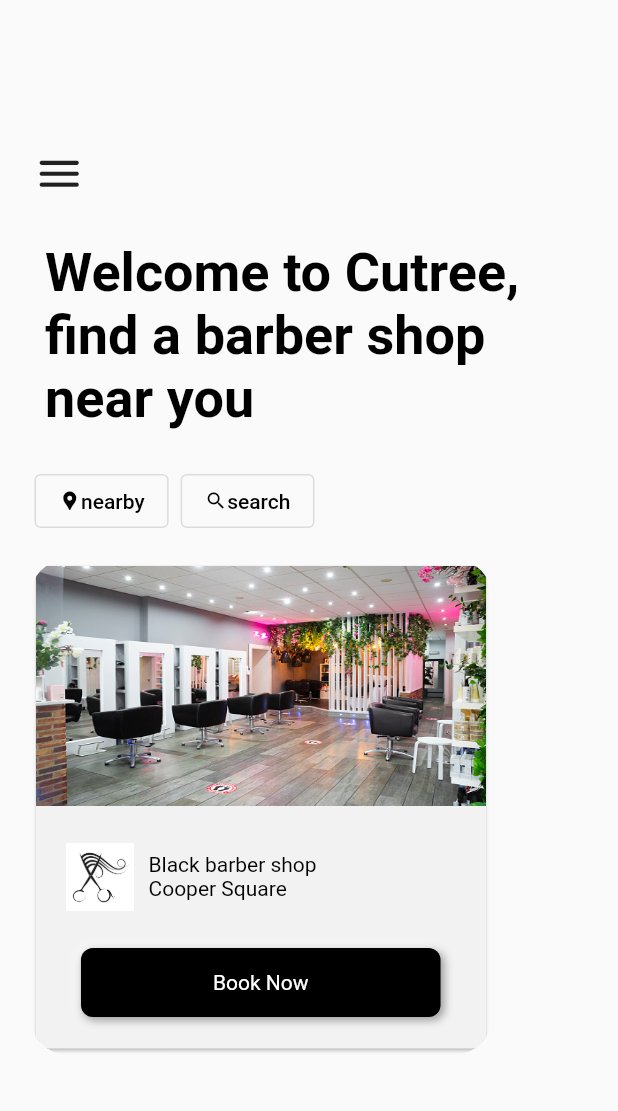
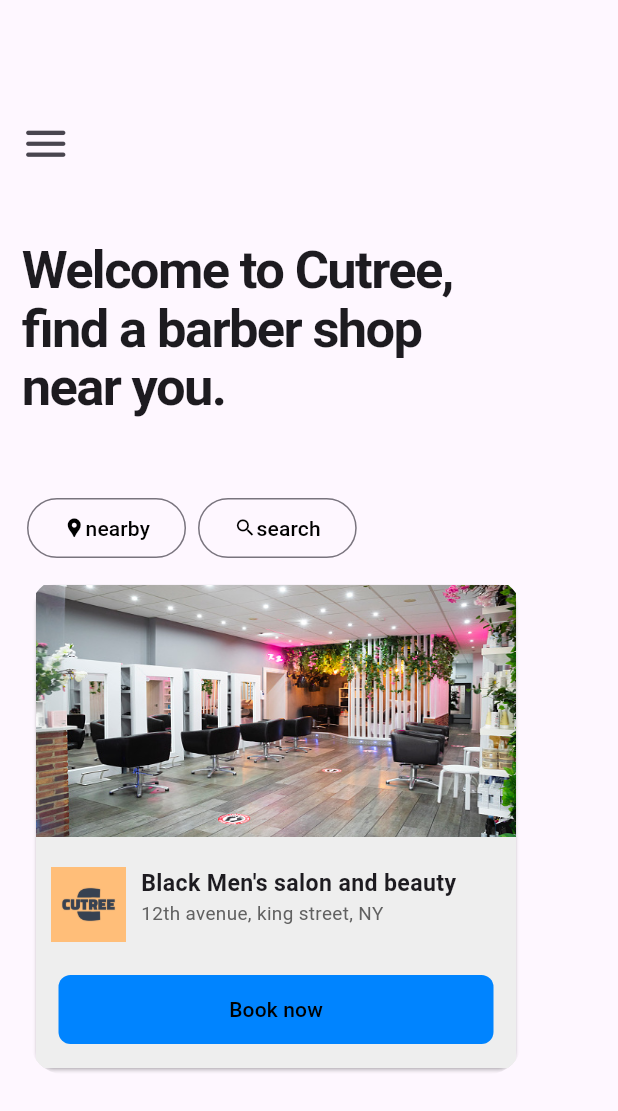
Before and after one commit to SpaceKnightCode/cutree, a Flutter app: the Dashboard screen opened directly, on a phone screen of 412 x 824 dp. Shown: the top 1111 px of the screen. Run offline on Flutter 3.47's test engine with Material 2 defaults, Android fonts, the phone set to English and light mode, and no system bars; drawn by our look-alikes of flutter_neumorphic; our stand-ins replace cloud_firestore, firebase_auth, firebase_core, fluttertoast, google_fonts; missing offline and left inert: dart:js; accounts and stored records are empty; Roboto replaces fonts that are missing (Actor).

Commit message:
fourth commit

```diff
--- a/lib/homepage.dart
+++ b/lib/homepage.dart
@@ -2,10 +2,17 @@ import 'package:cutree/colors/darkmode_colors.dart';
 import 'package:cutree/colors/lightmode_colors.dart';
 import 'package:cutree/login_screen.dart';
 import 'package:cutree/services_page.dart';
+import 'package:cutree/views/salon_card.dart';
 import 'package:firebase_auth/firebase_auth.dart';
 import 'package:flutter/material.dart';
 import 'package:flutter/scheduler.dart';
-import 'package:flutter_neumorphic/flutter_neumorphic.dart';
+
+import 'package:flutter/material.dart' show MaterialApp, ThemeData;
+import 'package:flutter/material.dart'
+    show
+        Colors; // Add this line as well if you want to use the default Material3 color palette.
+import 'package:flutter/material.dart' show useMaterial3;
+import 'package:google_fonts/google_fonts.dart';
 
 class CutreeApp extends StatelessWidget {
   const CutreeApp({super.key});
@@ -15,6 +22,7 @@ class CutreeApp extends StatelessWidget {
     return MaterialApp(
       title: 'Home Screen',
       theme: ThemeData(useMaterial3: true),
+      darkTheme: ThemeData.dark(useMaterial3: true),
       home: const Dashboard(),
     );
   }
@@ -73,40 +81,54 @@ class _DashboardState extends State<Dashboard> {
         ),
       ),
       body: Padding(
-        padding: const EdgeInsets.fromLTRB(0, 90, 0, 8),
+        padding: const EdgeInsets.fromLTRB(0, 70, 0, 0),
+        child: SingleChildScrollView(
+          physics: BouncingScrollPhysics(),
           child: Column(
             crossAxisAlignment: CrossAxisAlignment.start,
             children: [
               Padding(
-              padding: const EdgeInsets.only(left: 14.0),
+                padding: const EdgeInsets.only(left: 5.0),
                 child: IconButton(
                   onPressed: () {},
                   icon: Icon(Icons.menu_rounded),
                   iconSize: 35,
                 ),
               ),
+              SizedBox(
+                height: 40,
+              ),
               Container(
-              padding: const EdgeInsets.only(left: 30, top: 20, right: 30),
-              child:
-                  const Text('Welcome to Cutree, find a barber shop near you',
-                      style: TextStyle(
-                        color: Colors.black,
+                padding: const EdgeInsets.only(
+                  left: 15,
+                ),
+                child: Row(
+                  children: [
+                    Container(
+                      width: 300,
+                      child: Text(
+                        'Welcome to Cutree, find a barber shop near you.',
+                        style: GoogleFonts.roboto(
                             fontWeight: FontWeight.bold,
-                        fontSize: 18,
-                        wordSpacing: 0.1,
+                            letterSpacing: -1.1,
+                            height: 1.1),
+                        textScaleFactor: 2.5,
                       ),
-                      textScaleFactor: 2),
                     ),
-            const SizedBox(height: 8),
+                  ],
+                ),
+              ),
+              const SizedBox(height: 40),
               Padding(
-              padding: const EdgeInsets.all(15.0),
+                padding: const EdgeInsets.all(10.0),
                 child: Row(
                   children: [
                     Padding(
                       padding: EdgeInsets.symmetric(horizontal: 8.0),
                       child: OutlinedButton(
                         style: const ButtonStyle(
-                        foregroundColor: MaterialStatePropertyAll(Colors.black),
+                          foregroundColor:
+                              MaterialStatePropertyAll(Colors.black),
                           iconSize: MaterialStatePropertyAll(15),
                         ),
                         onPressed: () {},
@@ -135,84 +157,14 @@ class _DashboardState extends State<Dashboard> {
                   scrollDirection: Axis.horizontal,
                   itemCount: images.length,
                   itemBuilder: (context, index) {
-                  return ClipRRect(
-                    borderRadius: BorderRadius.circular(25),
-                    child: Card(
-                      color: LightmodeColors.foreground,
-                      child: Column(
-                          crossAxisAlignment: CrossAxisAlignment.start,
-                          children: [
-                            Container(
-                              width: 300,
-                              height: 160,
-                              child: FittedBox(
-                                child: Image.asset(
-                                    'assets/images/salon_images/salon_1.jpg'),
-                                fit: BoxFit.fill,
-                              ),
-                            ),
-                            SizedBox(
-                              height: 25,
-                            ),
-                            Padding(
-                              padding:
-                                  const EdgeInsets.symmetric(horizontal: 20),
-                              child: Row(
-                                children: [
-                                  SizedBox(
-                                    height: 45,
-                                    child: Image.asset(
-                                        "assets/images/haircut.png"),
-                                  ),
-                                  Padding(
-                                    padding: const EdgeInsets.symmetric(
-                                        horizontal: 10),
-                                    child: Column(
-                                      children: const [
-                                        Text("Black barber shop\nCooper Square",
-                                            style:
-                                                TextStyle(color: Colors.black)),
-                                      ],
-                                    ),
-                                  )
-                                ],
-                              ),
-                            ),
-                            SizedBox(
-                              height: 25,
-                            ),
-                            Center(
-                              widthFactor: 1.25,
-                              child: NeumorphicButton(
-                                style: NeumorphicStyle(color: Colors.black),
-                                child: Container(
-                                    padding: EdgeInsets.symmetric(
-                                        horizontal: 70, vertical: 5),
-                                    child: const Text(
-                                      "Book Now",
-                                      style: TextStyle(color: Colors.white),
-                                    )),
-                                onPressed: () {
-                                  Navigator.push(
-                                      context,
-                                      (MaterialPageRoute(builder: (context) {
-                                        return const Booking();
-                                      })));
-                                },
-                              ),
-                            ),
-                            SizedBox(
-                              height: 10,
-                            ),
-                          ]),
-                    ),
-                  );
+                    return SalonCard();
                   },
                 ),
               ),
             ],
           ),
         ),
+      ),
     );
   }
 }
--- a/lib/services_page.dart
+++ b/lib/services_page.dart
@@ -1,3 +1,4 @@
+import 'package:cutree/homepage.dart';
 import 'package:cutree/main.dart';
 import 'package:flutter/material.dart';
 import 'package:flutter_neumorphic/flutter_neumorphic.dart';
@@ -24,7 +25,10 @@ class Booking extends StatelessWidget {
                   style: TextStyle(color: Colors.black))),
           actions: [
             IconButton(
-                onPressed: () => Navigator.pop(context),
+                onPressed: () => Navigator.popUntil(
+                      context,
+                      ModalRoute.withName('/'),
+                    ),
                 icon: Icon(Icons.close_rounded)),
           ],
         ),
--- /dev/null
+++ b/lib/views/salon_card.dart
@@ -0,0 +1,135 @@
+import 'package:cutree/professionals_page.dart';
+import 'package:cutree/services_page.dart';
+import 'package:flutter/material.dart';
+import 'package:google_fonts/google_fonts.dart';
+
+class SalonCard extends StatefulWidget {
+  const SalonCard({super.key});
+
+  @override
+  State<SalonCard> createState() => _SalonCardState();
+}
+
+class _SalonCardState extends State<SalonCard> {
+  @override
+  Widget build(BuildContext context) {
+    return ClipRRect(
+      borderRadius: BorderRadiusDirectional.circular(22),
+      child: Card(
+        child: Container(
+          color: Colors.grey.shade200,
+          height: 300,
+          width: 320,
+          child: Column(
+            children: [
+              Container(
+                child: Align(
+                  alignment: Alignment.topCenter,
+                  child: Row(
+                    children: [
+                      Expanded(
+                        child: AspectRatio(
+                          aspectRatio: 4 / 2.1,
+                          child: ClipRRect(
+                            child: Image.asset(
+                              'assets/images/salon_images/salon_1.jpg',
+                              fit: BoxFit.fill,
+                            ),
+                          ),
+                        ),
+                      ),
+                    ],
+                  ),
+                ),
+              ),
+              SizedBox(
+                height: 10,
+              ),
+              Container(
+                height: 60,
+                padding: EdgeInsets.symmetric(horizontal: 10),
+                child: Row(
+                    crossAxisAlignment: CrossAxisAlignment.start,
+                    children: [
+                      Container(
+                        padding: EdgeInsets.only(right: 10, top: 10),
+                        height: 60,
+                        child: Image.asset('assets/images/logo/logo-color.png'),
+                      ),
+                      Container(
+                        padding: EdgeInsets.only(top: 10),
+                        width: 230,
+                        child: SingleChildScrollView(
+                          physics: BouncingScrollPhysics(),
+                          child: Column(
+                            crossAxisAlignment: CrossAxisAlignment.start,
+                            mainAxisAlignment: MainAxisAlignment.start,
+                            children: [
+                              Text(
+                                'Black Men\'s salon and beauty',
+                                textScaleFactor: 1.1,
+                                style: GoogleFonts.aBeeZee(
+                                    fontWeight: FontWeight.bold),
+                              ),
+                              Text(
+                                '12th avenue, king street, NY',
+                                textScaleFactor: 0.9,
+                                style: GoogleFonts.actor(
+                                    textStyle:
+                                        TextStyle(color: Colors.grey.shade700)),
+                              ),
+                            ],
+                          ),
+                        ),
+                      ),
+                    ]),
+              ),
+              SizedBox(
+                height: 10,
+              ),
+              Container(
+                height: 70,
+                padding: EdgeInsets.symmetric(horizontal: 15),
+                child: Row(
+                  children: [
+                    Expanded(
+                      child: TextButton(
+                        onPressed: () {
+                          Navigator.push(
+                            context,
+                            MaterialPageRoute(
+                                builder: (context) => Professionals(
+                                      shopID: "shop1",
+                                    )),
+                          );
+                        },
+                        style: ButtonStyle(
+                          overlayColor:
+                              MaterialStatePropertyAll(Colors.white10),
+                          foregroundColor:
+                              MaterialStatePropertyAll(Colors.black),
+                          backgroundColor: MaterialStatePropertyAll(
+                            Color.fromRGBO(0, 132, 255, 1),
+                          ),
+                          shape: MaterialStatePropertyAll(
+                            RoundedRectangleBorder(
+                              borderRadius: BorderRadius.circular(8),
+                            ),
+                          ),
+                        ),
+                        child: Container(
+                          padding: const EdgeInsets.symmetric(vertical: 5),
+                          child: const Text("Book now"),
+                        ),
+                      ),
+                    ),
+                  ],
+                ),
+              )
+            ],
+          ),
+        ),
+      ),
+    );
+  }
+}
--- a/pubspec.yaml
+++ b/pubspec.yaml
@@ -17,7 +17,8 @@ dependencies:
   google_fonts:
   provider:
   fluttertoast:
-
+  modal_bottom_sheet:
+  we_slide:
 
 dev_dependencies:
   flutter_test:
```
Also changed, not shown: lib/create_appointments.dart (added, +16 -0 lines), lib/main.dart (+14 -3 lines), lib/professionals_page.dart (added, +87 -0 lines), pubspec.lock. Lines whose indentation alone changed are shown as unchanged.
